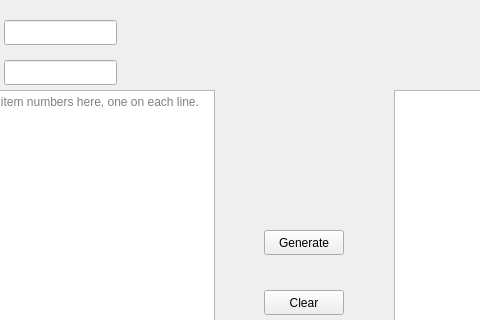
Old version of the form mainwindow.ui in the repository JonRackler/Dynamic_Query_Helper; both pictures show x 96 to 576 and y 0 to 320 of the 800 by 600 pixel window.
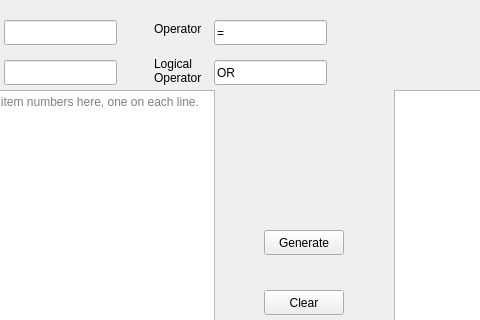
New version of the form.

Commit message: Adds logical and relation operator

```diff
--- a/mainwindow.ui
+++ b/mainwindow.ui
@@ -125,6 +125,61 @@
      <string>Clear</string>
     </property>
    </widget>
+   <widget class="QLineEdit" name="operator_LE">
+    <property name="geometry">
+     <rect>
+      <x>310</x>
+      <y>20</y>
+      <width>113</width>
+      <height>25</height>
+     </rect>
+    </property>
+    <property name="text">
+     <string>=</string>
+    </property>
+   </widget>
+   <widget class="QLabel" name="operator_label">
+    <property name="geometry">
+     <rect>
+      <x>250</x>
+      <y>20</y>
+      <width>51</width>
+      <height>17</height>
+     </rect>
+    </property>
+    <property name="text">
+     <string>Operator</string>
+    </property>
+   </widget>
+   <widget class="QLineEdit" name="log_oper_LE">
+    <property name="geometry">
+     <rect>
+      <x>310</x>
+      <y>60</y>
+      <width>113</width>
+      <height>25</height>
+     </rect>
+    </property>
+    <property name="text">
+     <string>OR</string>
+    </property>
+   </widget>
+   <widget class="QLabel" name="log_oper_label">
+    <property name="geometry">
+     <rect>
+      <x>250</x>
+      <y>50</y>
+      <width>61</width>
+      <height>41</height>
+     </rect>
+    </property>
+    <property name="text">
+     <string>Logical Operator</string>
+    </property>
+    <property name="wordWrap">
+     <bool>true</bool>
+    </property>
+   </widget>
   </widget>
   <widget class="QMenuBar" name="menubar">
    <property name="geometry">
```
The commit also changes 1 other file.
